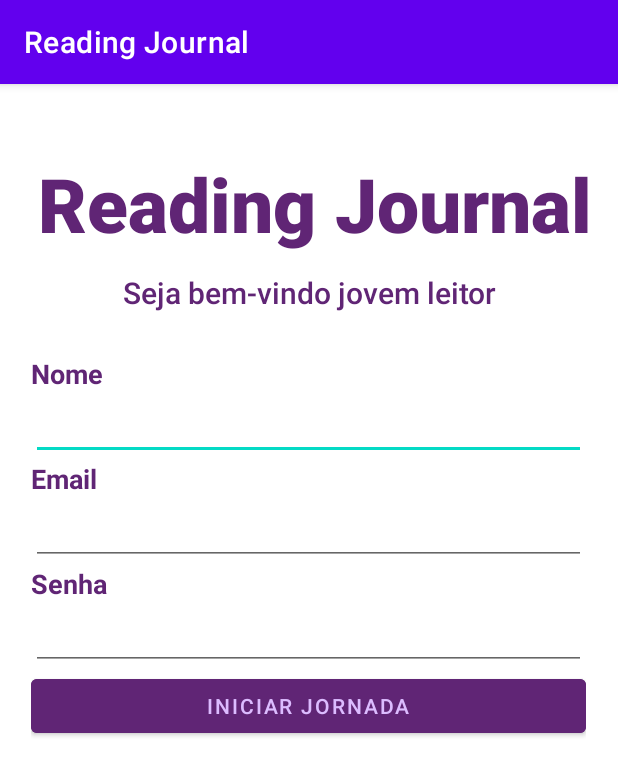
After one commit to camilavitoriacosta/TrabalhoFinalProgMov, an Android app: the UsuarioCadastro screen opened directly, with no data from a screen before it, on a phone screen of 412 x 824 dp. The commit adds this screen. Shown: the top 776 px of the screen. Run offline under Robolectric (Android 15) with nearby library versions, the phone set to English and light mode, and no system bars.

Commit message:
[layout] Tela cadastro e login com interação com a mainActivity

```diff
--- a/app/build.gradle
+++ b/app/build.gradle
@@ -26,6 +26,10 @@ android {
         sourceCompatibility JavaVersion.VERSION_1_8
         targetCompatibility JavaVersion.VERSION_1_8
     }
+
+    buildFeatures{
+        viewBinding true
+    }
 }
 
 dependencies {
--- a/app/src/main/AndroidManifest.xml
+++ b/app/src/main/AndroidManifest.xml
@@ -12,6 +12,9 @@
         android:theme="@style/Theme.TrabalhoFinalProgMovel"
         tools:targetApi="31">
         <activity
+            android:name=".UsuarioCadastro"
+            android:exported="false" />
+        <activity
             android:name=".MainActivity"
             android:exported="true">
             <intent-filter>
--- a/app/src/main/java/com/example/trabalhofinalprogmovel/MainActivity.java
+++ b/app/src/main/java/com/example/trabalhofinalprogmovel/MainActivity.java
@@ -2,13 +2,38 @@ package com.example.trabalhofinalprogmovel;
 
 import androidx.appcompat.app.AppCompatActivity;
 
+import android.content.Intent;
 import android.os.Bundle;
+import android.view.View;
+
+import com.example.trabalhofinalprogmovel.databinding.ActivityMainBinding;
+import com.example.trabalhofinalprogmovel.databinding.ActivityUsuarioCadastroBinding;
 
 public class MainActivity extends AppCompatActivity {
+    private ActivityMainBinding binding;
 
     @Override
     protected void onCreate(Bundle savedInstanceState) {
         super.onCreate(savedInstanceState);
-        setContentView(R.layout.activity_main);
+        binding = ActivityMainBinding.inflate(getLayoutInflater());
+        setContentView(binding.getRoot());
+
+        binding.iniciarJornadaBtn.setOnClickListener(new View.OnClickListener() {
+            @Override
+            public void onClick(View v) {
+                Intent intent = new Intent(MainActivity.this, UsuarioCadastro.class);
+                intent.putExtra("cadastro", true);
+                startActivity(intent);
+            }
+        });
+
+        binding.retomarJornadaBtn.setOnClickListener(new View.OnClickListener() {
+            @Override
+            public void onClick(View v) {
+                Intent intent = new Intent(MainActivity.this, UsuarioCadastro.class);
+                intent.putExtra("cadastro", false);
+                startActivity(intent);
+            }
+        });
     }
 }
--- /dev/null
+++ b/app/src/main/java/com/example/trabalhofinalprogmovel/UsuarioCadastro.java
@@ -0,0 +1,30 @@
+package com.example.trabalhofinalprogmovel;
+import androidx.appcompat.app.AppCompatActivity;
+import android.os.Bundle;
+import android.view.View;
+
+import com.example.trabalhofinalprogmovel.databinding.ActivityUsuarioCadastroBinding;
+
+public class UsuarioCadastro extends AppCompatActivity {
+
+    private ActivityUsuarioCadastroBinding binding;
+    private boolean ehTelaDeCadastro;
+
+    @Override
+    protected void onCreate(Bundle savedInstanceState) {
+        super.onCreate(savedInstanceState);
+        binding = ActivityUsuarioCadastroBinding.inflate(getLayoutInflater());
+        setContentView(binding.getRoot());
+
+        ehTelaDeCadastro = getIntent().getBooleanExtra("cadastro", true);
+
+        if(ehTelaDeCadastro) {
+            binding.retomarJornadaBtn.setVisibility(View.GONE);
+        }
+        else{
+            binding.iniciarJornadaBtn.setVisibility(View.GONE);
+            binding.campoNome.setVisibility(View.GONE);
+            binding.editNome.setVisibility(View.GONE);
+        }
+    }
+}
--- /dev/null
+++ b/app/src/main/res/layout/activity_usuario_cadastro.xml
@@ -0,0 +1,115 @@
+<?xml version="1.0" encoding="utf-8"?>
+<androidx.constraintlayout.widget.ConstraintLayout xmlns:android="http://schemas.android.com/apk/res/android"
+    xmlns:app="http://schemas.android.com/apk/res-auto"
+    xmlns:tools="http://schemas.android.com/tools"
+    android:layout_width="match_parent"
+    android:layout_height="match_parent"
+    tools:context=".UsuarioCadastro">
+
+    <TextView
+        android:id="@+id/titulo"
+        android:layout_width="370sp"
+        android:layout_height="wrap_content"
+        android:fontFamily="sans-serif-black"
+        android:text="@string/titulo"
+        android:textAlignment="center"
+        android:textColor="@color/roxo_escuro"
+        android:textSize="50sp"
+        android:textStyle="bold"
+        app:layout_constraintBottom_toBottomOf="parent"
+        app:layout_constraintEnd_toEndOf="parent"
+        app:layout_constraintHorizontal_bias="0.609"
+        app:layout_constraintStart_toStartOf="parent"
+        app:layout_constraintTop_toTopOf="parent"
+        app:layout_constraintVertical_bias="0.066" />
+
+    <TextView
+        android:id="@+id/msgbemvindo"
+        android:layout_width="370sp"
+        android:layout_height="wrap_content"
+        android:layout_marginTop="12dp"
+        android:fontFamily="sans-serif-medium"
+        android:text="@string/msg_bemvindo"
+        android:textAlignment="center"
+        android:textColor="@color/roxo_escuro"
+        android:textSize="20sp"
+        app:layout_constraintEnd_toEndOf="parent"
+        app:layout_constraintStart_toStartOf="parent"
+        app:layout_constraintTop_toBottomOf="@+id/titulo" />
+
+    <LinearLayout
+        android:layout_width="370sp"
+        android:layout_height="wrap_content"
+        android:layout_marginTop="28dp"
+        android:orientation="vertical"
+        app:layout_constraintEnd_toEndOf="parent"
+        app:layout_constraintHorizontal_bias="0.487"
+        app:layout_constraintStart_toStartOf="parent"
+        app:layout_constraintTop_toBottomOf="@+id/msgbemvindo">
+
+        <TextView
+            android:id="@+id/campoNome"
+            android:layout_width="match_parent"
+            android:layout_height="wrap_content"
+            android:text="@string/campo_nome"
+            android:textColor="@color/roxo_escuro"
+            android:textSize="18sp"
+            android:textStyle="bold" />
+
+        <EditText
+            android:id="@+id/editNome"
+            android:layout_width="match_parent"
+            android:layout_height="wrap_content"
+            android:ems="10"
+            android:inputType="textPersonName" />
+
+        <TextView
+            android:id="@+id/campoEmail"
+            android:layout_width="match_parent"
+            android:layout_height="wrap_content"
+            android:text="@string/campo_email"
+            android:textColor="@color/roxo_escuro"
+            android:textSize="18sp"
+            android:textStyle="bold" />
+
+        <EditText
+            android:id="@+id/editEmail"
+            android:layout_width="match_parent"
+            android:layout_height="wrap_content"
+            android:ems="10"
+            android:inputType="textEmailAddress" />
+
+        <TextView
+            android:id="@+id/campoSenha"
+            android:layout_width="match_parent"
+            android:layout_height="wrap_content"
+            android:text="@string/campo_senha"
+            android:textColor="@color/roxo_escuro"
+            android:textSize="18sp"
+            android:textStyle="bold" />
+
+        <EditText
+            android:id="@+id/editSenha"
+            android:layout_width="match_parent"
+            android:layout_height="wrap_content"
+            android:ems="10"
+            android:inputType="textPassword" />
+
+        <Button
+            android:id="@+id/iniciarJornadaBtn"
+            android:layout_width="match_parent"
+            android:layout_height="wrap_content"
+            android:backgroundTint="@color/roxo_escuro"
+            android:text="@string/msg_iniciarjornada"
+            android:textColor="@color/roxo_claro" />
+
+        <Button
+            android:id="@+id/retomarJornadaBtn"
+            android:layout_width="match_parent"
+            android:layout_height="wrap_content"
+            android:backgroundTint="@color/roxo_escuro"
+            android:text="@string/msg_retomarjornada"
+            android:textColor="@color/roxo_claro" />
+    </LinearLayout>
+
+</androidx.constraintlayout.widget.ConstraintLayout>
--- a/app/src/main/res/values/strings.xml
+++ b/app/src/main/res/values/strings.xml
@@ -4,4 +4,8 @@
     <string name="msg_bemvindo">Seja bem-vindo jovem leitor</string>
     <string name="msg_iniciarjornada">Iniciar Jornada</string>
     <string name="msg_retomarjornada">Retomar Jornada</string>
+
+    <string name="campo_nome">Nome</string>
+    <string name="campo_email">Email</string>
+    <string name="campo_senha">Senha</string>
 </resources>
```
